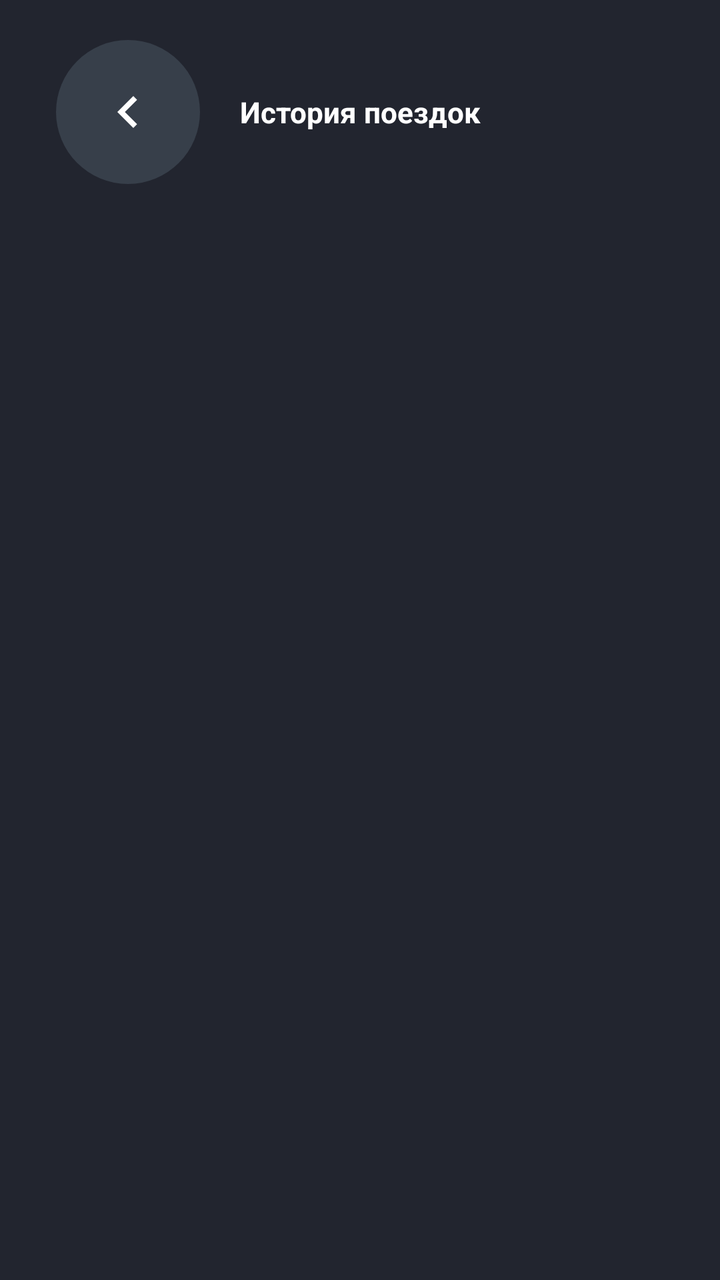
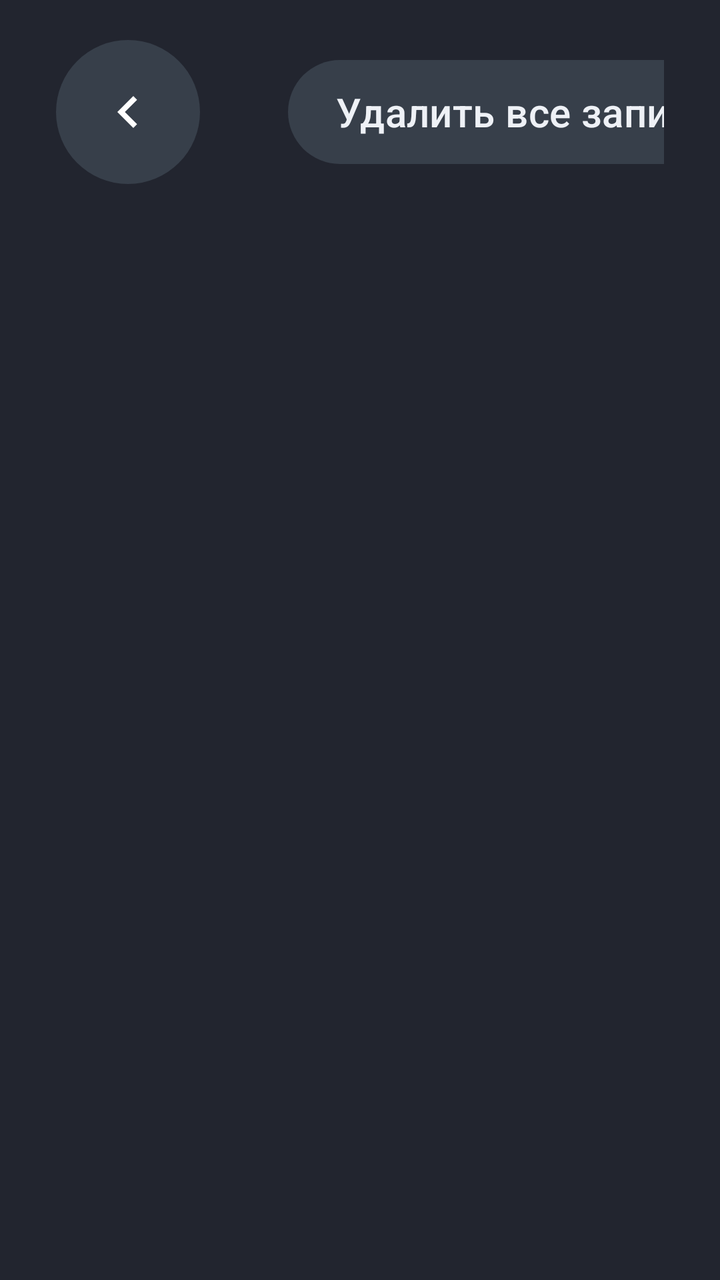

Two renders of the same Android screen: before a commit and after it. Below are the layout's source before the change and the commit's diff.
<!-- AndroidManifest.xml: application theme Theme.RestoreMode -->
<!-- res/layout/activity_trip_history.xml -->
<?xml version="1.0" encoding="utf-8"?>
<LinearLayout xmlns:android="http://schemas.android.com/apk/res/android"
    android:id="@+id/tripHistoryRoot"
    android:layout_width="match_parent"
    android:layout_height="match_parent"
    android:background="#22252f"
    android:orientation="vertical"
    android:paddingHorizontal="28dp"
    android:paddingVertical="20dp">

    
    <LinearLayout
        android:layout_width="match_parent"
        android:layout_height="wrap_content"
        android:orientation="horizontal"
        android:gravity="center_vertical"
        android:layout_marginBottom="16dp">

        <ImageButton
            android:id="@+id/buttonBackHistory"
            android:layout_width="72dp"
            android:layout_height="72dp"
            android:padding="20dp"
            android:background="@drawable/nav_back_circle_bg"
            android:scaleType="fitCenter"
            android:src="@drawable/ic_chevron_left"
            android:onClick="onButtonBackHistory"
            android:contentDescription="Назад" />

        <TextView
            android:layout_width="wrap_content"
            android:layout_height="wrap_content"
            android:layout_marginStart="20dp"
            android:text="История поездок"
            android:textColor="#FFFFFF"
            android:textStyle="bold"
            android:textSize="44px" />

    </LinearLayout>

    <ScrollView
        android:layout_width="match_parent"
        android:layout_height="0dp"
        android:layout_weight="1"
        android:scrollbars="none">

        <LinearLayout
            android:id="@+id/tripLogContainer"
            android:layout_width="match_parent"
            android:layout_height="wrap_content"
            android:orientation="vertical" />

    </ScrollView>

</LinearLayout>
<!-- resources referenced by this layout -->
<resources>
  <!-- drawable ic_chevron_left (drawable) -->
  <?xml version="1.0" encoding="utf-8"?>
  <vector xmlns:android="http://schemas.android.com/apk/res/android"
      android:width="24dp"
      android:height="24dp"
      android:viewportWidth="24"
      android:viewportHeight="24">
      <path
          android:fillColor="#FFFFFF"
          android:pathData="M15.41,16.59L10.83,12l4.58,-4.59L14,6l-6,6 6,6z" />
  </vector>
  <!-- drawable nav_back_circle_bg (drawable) -->
  <?xml version="1.0" encoding="utf-8"?>
  <shape xmlns:android="http://schemas.android.com/apk/res/android"
      android:shape="oval">
      <solid android:color="#373f4a" />
  </shape>
  <style name="Theme.RestoreMode" parent="Base.Theme.RestoreMode" />
  <style name="Base.Theme.RestoreMode" parent="Theme.Material3.DayNight.NoActionBar">
          
          
      </style>
</resources>

<!-- the commit's change to res/layout/activity_trip_history.xml (unified diff, before → after) -->
@@ -1,5 +1,6 @@
 <?xml version="1.0" encoding="utf-8"?>
 <LinearLayout xmlns:android="http://schemas.android.com/apk/res/android"
+    xmlns:app="http://schemas.android.com/apk/res-auto"
     android:id="@+id/tripHistoryRoot"
     android:layout_width="match_parent"
     android:layout_height="match_parent"
@@ -28,13 +29,34 @@
             android:contentDescription="Назад" />
 
         <TextView
-            android:layout_width="wrap_content"
+            android:layout_width="0dp"
             android:layout_height="wrap_content"
+            android:layout_weight="1"
             android:layout_marginStart="20dp"
             android:text="История поездок"
             android:textColor="#FFFFFF"
             android:textStyle="bold"
+            android:maxLines="1"
+            android:ellipsize="end"
             android:textSize="44px" />
+
+        <com.google.android.material.button.MaterialButton
+            android:id="@+id/tripDeleteAll"
+            android:layout_width="wrap_content"
+            android:layout_height="52dp"
+            android:layout_marginStart="24dp"
+            android:paddingHorizontal="24dp"
+            android:minWidth="0dp"
+            android:minHeight="0dp"
+            android:insetTop="0dp"
+            android:insetBottom="0dp"
+            android:text="Удалить все записи"
+            android:textAllCaps="false"
+            android:textColor="#EEF1F6"
+            android:textSize="20sp"
+            android:enabled="false"
+            app:backgroundTint="#373F4A"
+            app:cornerRadius="26dp" />
 
     </LinearLayout>
 
